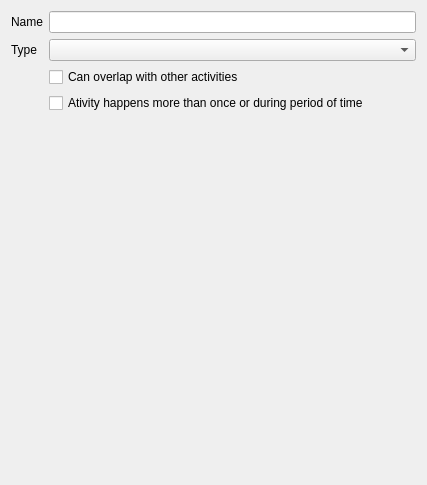
Qt form admin/activitywizardnameandtypepage.ui (toptan/paso) before a commit.
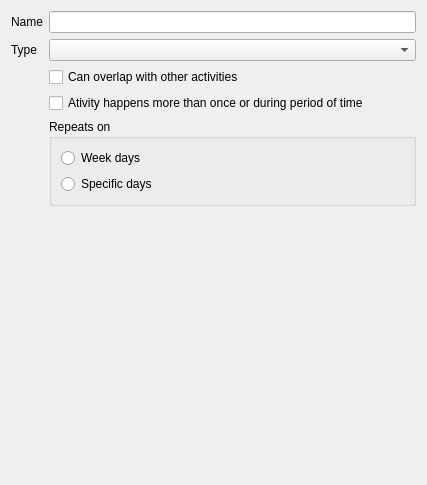
The same form after that commit.

Diff of the .ui file:
```diff
--- a/admin/activitywizardnameandtypepage.ui
+++ b/admin/activitywizardnameandtypepage.ui
@@ -61,6 +61,35 @@
      </property>
     </widget>
    </item>
+   <item row="4" column="1">
+    <widget class="QGroupBox" name="groupBox">
+     <property name="title">
+      <string>Repeats on</string>
+     </property>
+     <layout class="QVBoxLayout" name="verticalLayout">
+      <item>
+       <widget class="QRadioButton" name="weekDaysRadioButton">
+        <property name="text">
+         <string>Week days</string>
+        </property>
+        <attribute name="buttonGroup">
+         <string notr="true">buttonGroup</string>
+        </attribute>
+       </widget>
+      </item>
+      <item>
+       <widget class="QRadioButton" name="specificDaysRadioButton">
+        <property name="text">
+         <string>Specific days</string>
+        </property>
+        <attribute name="buttonGroup">
+         <string notr="true">buttonGroup</string>
+        </attribute>
+       </widget>
+      </item>
+     </layout>
+    </widget>
+   </item>
   </layout>
  </widget>
  <resources/>
```
Left out of the diff: 11 changed lines with no effect on the pictures.
